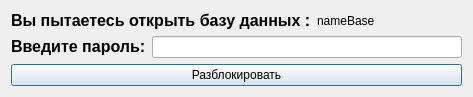
Before: the Qt Designer form unlockbasewidget.ui in SNEGIKON13/Password-Manager, drawn with Qt 5.
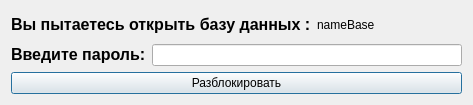
After: the same form once the commit is applied.

The edit to the form file:
```diff
--- a/unlockbasewidget.ui
+++ b/unlockbasewidget.ui
@@ -10,7 +10,7 @@
     <x>0</x>
     <y>0</y>
     <width>473</width>
-    <height>96</height>
+    <height>105</height>
    </rect>
   </property>
   <property name="maximumSize">
```
Left out of the diff: 2 changed lines with no effect on the pictures.
